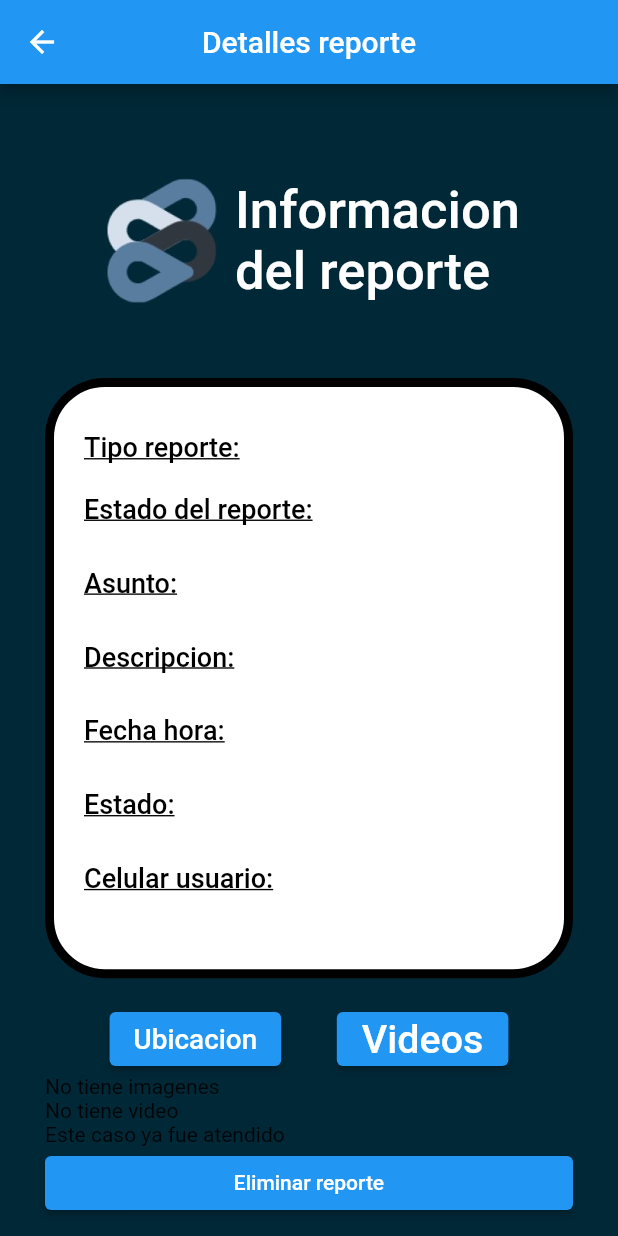
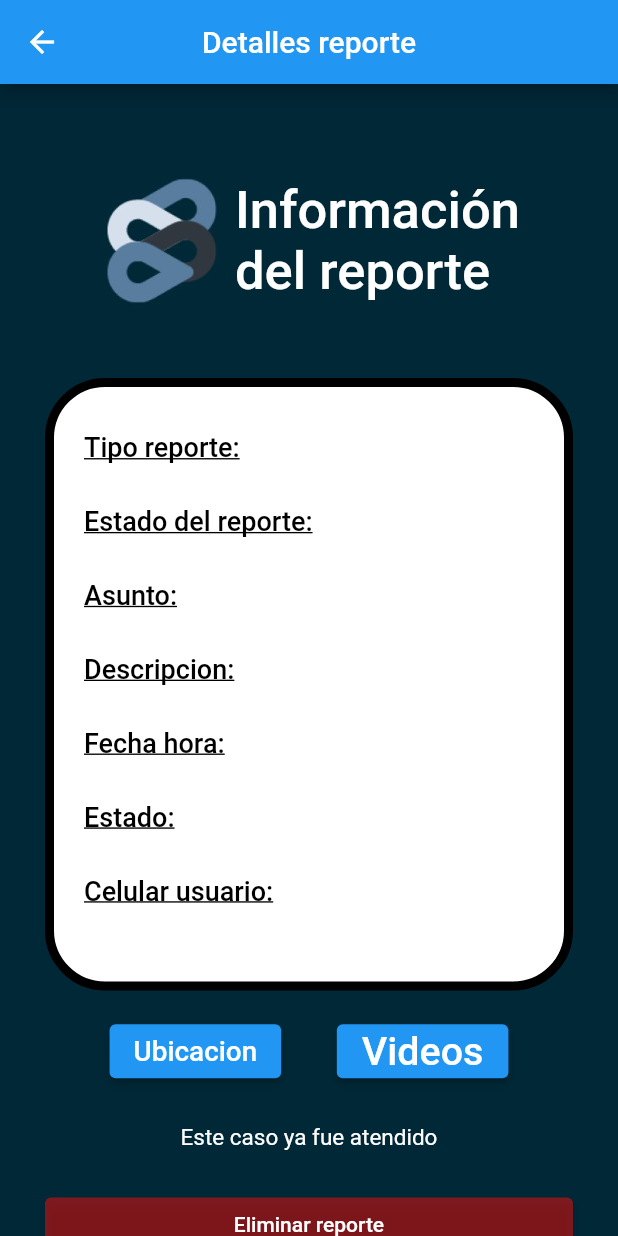
Before and after one commit to GabrielGomez9898/Tesis-2022-10, a Flutter app: the ReportDetail screen opened directly with empty values, on a phone screen of 412 x 824 dp. Run offline on Flutter 3.47's test engine with Material 2 defaults, Android fonts, the phone set to English and light mode, and no system bars; our stand-ins replace bloc, cloud_firestore, cloud_functions, contacts_service, equatable, firebase_auth and 13 more; missing offline and left inert: flutter_sms; accounts and stored records are empty; network calls fail.

Commit message:
report details done

```diff
--- a/App/vision_civil/lib/src/ui/report_detail.dart
+++ b/App/vision_civil/lib/src/ui/report_detail.dart
@@ -63,7 +63,7 @@ class _ReportDetailState extends State<ReportDetail> {
                       ),
                       Column(
                         children: [
-                          Text("Informacion \ndel reporte",
+                          Text("Información \ndel reporte",
                               style: TextStyle(
                                   fontSize: 35.0,
                                   color: Colors.white,
@@ -101,6 +101,7 @@ class _ReportDetailState extends State<ReportDetail> {
                                 state.report.tipoReporte.replaceAll("_", " "),
                                 textAlign: TextAlign.end),
                           ),
+                          SizedBox(height: size.height * 0.01),
                           Text("Estado del reporte: ",
                               style: TextStyle(
                                 fontSize: 18.0,
@@ -250,76 +251,17 @@ class _ReportDetailState extends State<ReportDetail> {
                           }),
                     ],
                   ),
-                  FutureBuilder(
-                      future: storage.downloadUrl(state.imagesIDs, idReport),
-                      builder: (BuildContext context,
-                          AsyncSnapshot<List<String>> snapshot) {
-                        if (state.imagesIDs.length > 0) {
-                          if (snapshot.connectionState ==
-                                  ConnectionState.done &&
-                              snapshot.hasData) {
-                            return Container(
-                              height: 200,
-                              width: 200,
-                              child: ListView.builder(
-                                  itemCount: snapshot.data!.length,
-                                  itemBuilder:
-                                      (BuildContext context, int index) {
-                                    return Image.network(snapshot.data![index]);
-                                  }),
-                            );
-                          }
-                          if (snapshot.connectionState ==
-                                  ConnectionState.waiting ||
-                              !snapshot.hasData) {
-                            return Container(
-                                width: 100,
-                                height: 100,
-                                child: CircularProgressIndicator());
-                          }
-                        } else {
-                          return Text("No tiene imagenes");
-                        }
-                        return Text("No tiene imagenes");
-                      }),
-                  FutureBuilder(
-                      future: storage.listVideoPath(idReport, state.videoId),
-                      builder: (BuildContext context,
-                          AsyncSnapshot<String> snapshot) {
-                        if (state.videoId != " ") {
-                          if (snapshot.connectionState ==
-                                  ConnectionState.done &&
-                              snapshot.hasData) {
-                            return ElevatedButton(
-                                onPressed: () {
-                                  Navigator.push(
-                                    context,
-                                    MaterialPageRoute(
-                                        builder: (context) => ReportVideo(
-                                            videoPath: snapshot.data!)),
-                                  );
-                                },
-                                child: Text("Ver video"));
-                          }
-                          if (snapshot.connectionState ==
-                                  ConnectionState.waiting ||
-                              !snapshot.hasData) {
-                            return Container(
-                                width: 100,
-                                height: 100,
-                                child: CircularProgressIndicator());
-                          }
-                          return Text("data");
-                        } else {
-                          return Text("No tiene video");
-                        }
-                      }),
+                  SizedBox(
+                    height: size.height * 0.03,
+                  ),
                   BlocBuilder<UserBloc, UserblocState>(
                     builder: (context, state) {
                       return BlocBuilder<ReportBloc, ReportblocState>(
                         builder: (context, reportstate) {
                           if (reportstate.report.estado == "PENDIENTE") {
                             return ElevatedButton(
+                                style: ElevatedButton.styleFrom(
+                                    primary: Color.fromARGB(145, 8, 184, 55)),
                                 onPressed: () {
                                   if (state.onService == false) {
                                     outOfService(context);
@@ -349,17 +291,30 @@ class _ReportDetailState extends State<ReportDetail> {
                           } else if (reportstate.report.estado ==
                               "EN PROCESO") {
                             return Text(
-                                "Este caso ya esta en proceso por otro policia");
+                                "Este caso ya esta siendo atendido por otro policia",
+                                textAlign: TextAlign.center,
+                                style: TextStyle(
+                                    color: Color.fromARGB(255, 255, 255, 255),
+                                    fontSize: 15));
                           } else {
-                            return Text("Este caso ya fue atendido");
+                            return Text("Este caso ya fue atendido",
+                                textAlign: TextAlign.center,
+                                style: TextStyle(
+                                    color: Color.fromARGB(255, 255, 255, 255),
+                                    fontSize: 15));
                           }
                         },
                       );
                     },
                   ),
+                  SizedBox(
+                    height: size.height * 0.03,
+                  ),
                   BlocBuilder<ReportBloc, ReportblocState>(
                     builder: (context, state) {
                       return ElevatedButton(
+                          style: ElevatedButton.styleFrom(
+                              primary: Color.fromARGB(145, 217, 17, 17)),
                           onPressed: () {
                             BlocProvider.of<ReportBloc>(context)
                                 .add(DeleteReportEvent(state.report.id));
@@ -369,7 +324,61 @@ class _ReportDetailState extends State<ReportDetail> {
                           },
                           child: Text("Eliminar reporte"));
                     },
-                  )
+                  ),
+                  SizedBox(height: size.height * 0.04),
+                  FutureBuilder(
+                      future:
+                          storage.downloadUrl(state.imagesIDs, state.report.id),
+                      builder: (BuildContext context,
+                          AsyncSnapshot<List<String>> snapshot) {
+                        if (state.imagesIDs.length > 0) {
+                          if (snapshot.connectionState ==
+                                  ConnectionState.done &&
+                              snapshot.hasData) {
+                            return Column(
+                              children: [
+                                Text(
+                                    "Imagenes adjuntas con el reporte, deslice para navegar entre ellas",
+                                    textAlign: TextAlign.center,
+                                    style: TextStyle(
+                                        color:
+                                            Color.fromARGB(255, 255, 255, 255),
+                                        fontSize: 15)),
+                                SizedBox(height: size.height * 0.02),
+                                Container(
+                                  height: 400,
+                                  child: ListView.builder(
+                                      itemCount: snapshot.data!.length,
+                                      itemBuilder:
+                                          (BuildContext context, int index) {
+                                        return Image.network(
+                                            snapshot.data![index]);
+                                      }),
+                                ),
+                              ],
+                            );
+                          }
+                          if (snapshot.connectionState ==
+                                  ConnectionState.waiting ||
+                              !snapshot.hasData) {
+                            return Container(
+                                width: 50,
+                                height: 300,
+                                child: CircularProgressIndicator());
+                          }
+                        } else {
+                          return Text("El reporte no cueta con imagenes",
+                              textAlign: TextAlign.center,
+                              style: TextStyle(
+                                  color: Color.fromARGB(255, 255, 255, 255),
+                                  fontSize: 15));
+                        }
+                        return Text("El reporte no cueta con imagenes",
+                            textAlign: TextAlign.center,
+                            style: TextStyle(
+                                color: Color.fromARGB(255, 255, 255, 255),
+                                fontSize: 15));
+                      }),
                 ],
               );
             },
--- a/App/vision_civil/lib/src/ui/report_in_process.dart
+++ b/App/vision_civil/lib/src/ui/report_in_process.dart
@@ -184,7 +184,7 @@ class _ProcessReportState extends State<ProcessReport> {
                             child: Container(
                                 width: size.width * 0.2,
                                 height: 30,
-                                child: FittedBox(child: Text("Ubicacion")))),
+                                child: FittedBox(child: Text("Ubicación")))),
                         SizedBox(width: size.width * 0.09),
                         FutureBuilder(
                             future: storage.listVideoPath(
@@ -232,6 +232,9 @@ class _ProcessReportState extends State<ProcessReport> {
                               }
                             }),
                       ],
+                    ),
+                    SizedBox(
+                      height: size.height * 0.03,
                     ),
                     BlocBuilder<ReportBloc, ReportblocState>(
                       builder: (context, state) {
```
